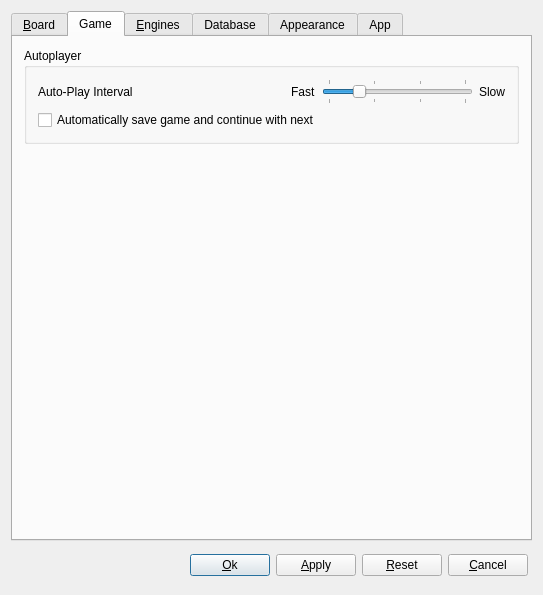
First picture: the form in src/gui/preferences.ui, repository madnight/chessx, before the edit.
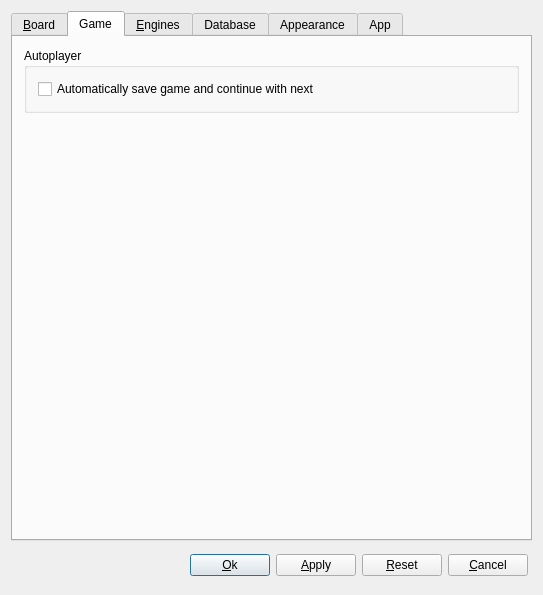
Second picture: the form after the edit. The open tabs and pages were chosen to show the change. Icons and pictures are not drawn. Custom widgets are drawn as their Qt base class.

Commit message: Slider 'Move Interval' moved from Preferences to StatusBar

Patch:
```diff
--- a/src/gui/preferences.ui
+++ b/src/gui/preferences.ui
@@ -329,75 +329,6 @@
           <string>Autoplayer</string>
          </property>
          <layout class="QVBoxLayout" name="verticalLayout_5">
-          <item>
-           <layout class="QHBoxLayout" name="horizontalLayout_8" stretch="0,0,0,0,0">
-            <item>
-             <widget class="QLabel" name="label_14">
-              <property name="text">
-               <string>Auto-Play Interval</string>
-              </property>
-             </widget>
-            </item>
-            <item>
-             <spacer name="horizontalSpacer_3">
-              <property name="orientation">
-               <enum>Qt::Horizontal</enum>
-              </property>
-              <property name="sizeHint" stdset="0">
-               <size>
-                <width>40</width>
-                <height>20</height>
-               </size>
-              </property>
-             </spacer>
-            </item>
-            <item>
-             <widget class="QLabel" name="label_15">
-              <property name="text">
-               <string>Fast</string>
-              </property>
-             </widget>
-            </item>
-            <item>
-             <widget class="QSlider" name="autoPlayInterval">
-              <property name="minimum">
-               <number>1000</number>
-              </property>
-              <property name="maximum">
-               <number>10000</number>
-              </property>
-              <property name="singleStep">
-               <number>1000</number>
-              </property>
-              <property name="pageStep">
-               <number>5000</number>
-              </property>
-              <property name="value">
-               <number>3000</number>
-              </property>
-              <property name="sliderPosition">
-               <number>3000</number>
-              </property>
-              <property name="orientation">
-               <enum>Qt::Horizontal</enum>
-              </property>
-              <property name="tickPosition">
-               <enum>QSlider::TicksBothSides</enum>
-              </property>
-              <property name="tickInterval">
-               <number>3000</number>
-              </property>
-             </widget>
-            </item>
-            <item>
-             <widget class="QLabel" name="label_16">
-              <property name="text">
-               <string>Slow</string>
-              </property>
-             </widget>
-            </item>
-           </layout>
-          </item>
           <item>
            <widget class="QCheckBox" name="cbSaveAndContinue">
             <property name="text">
```
Left out of the diff: 2 changed lines with no effect on the pictures. The commit also changes 6 other files.
